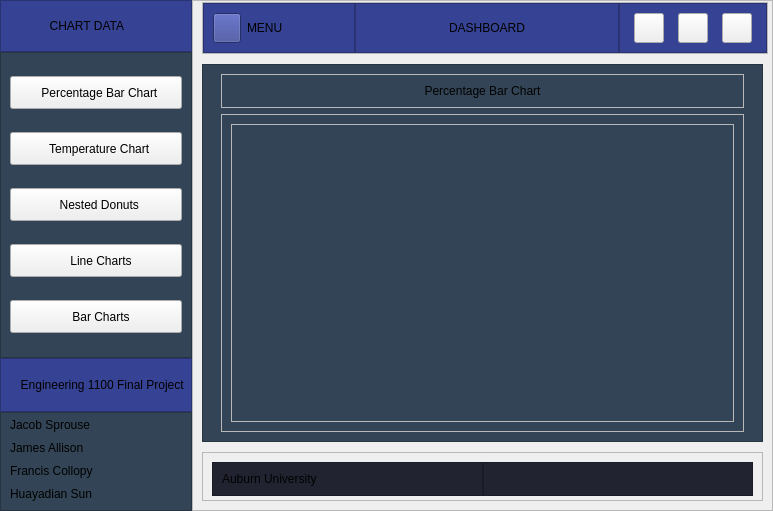
The window that UI/interface.ui (jmsa13/EngineeringFinalT8) describes before a commit, drawn with Qt 5.
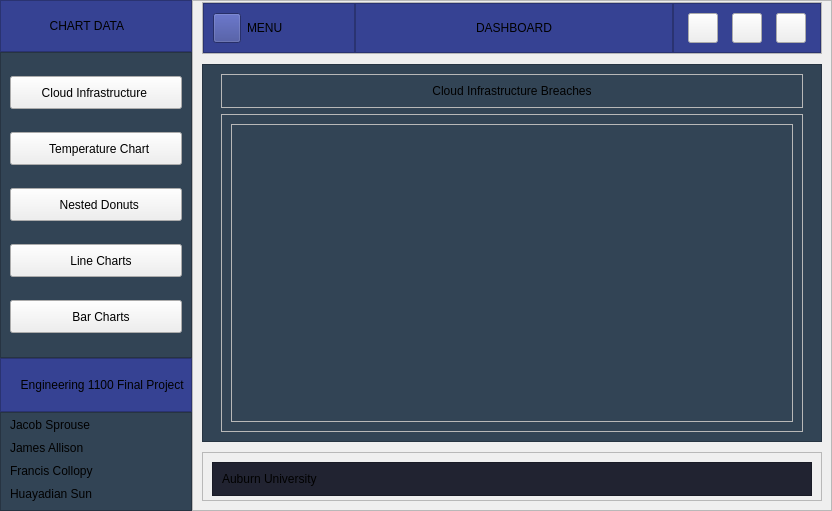
The same window after the commit. The open tabs and pages were chosen to show the change. Icons and pictures are not drawn.

What changed in the file:
```diff
--- a/UI/interface.ui
+++ b/UI/interface.ui
@@ -7,10 +7,16 @@
    <rect>
     <x>0</x>
     <y>0</y>
-    <width>773</width>
+    <width>832</width>
     <height>511</height>
    </rect>
   </property>
+  <property name="sizePolicy">
+   <sizepolicy hsizetype="Preferred" vsizetype="Preferred">
+    <horstretch>0</horstretch>
+    <verstretch>0</verstretch>
+   </sizepolicy>
+  </property>
   <property name="maximumSize">
    <size>
     <width>16777215</width>
@@ -261,7 +267,10 @@
            <number>0</number>
           </property>
           <item>
-           <widget class="QPushButton" name="percent_bar_chart_button">
+           <widget class="QPushButton" name="cloud_infrastructure_button">
+            <property name="enabled">
+             <bool>true</bool>
+            </property>
             <property name="sizePolicy">
              <sizepolicy hsizetype="Minimum" vsizetype="Preferred">
               <horstretch>0</horstretch>
@@ -270,7 +279,7 @@
             </property>
             <property name="maximumSize">
              <size>
-              <width>200</width>
+              <width>16777215</width>
               <height>33</height>
              </size>
             </property>
@@ -278,7 +287,7 @@
              <string notr="true"/>
             </property>
             <property name="text">
-             <string>  Percentage Bar Chart</string>
+             <string>Cloud Infrastructure </string>
             </property>
             <property name="icon">
              <iconset resource="../imgs/Icons.qrc">
@@ -624,14 +633,14 @@
        <item alignment="Qt::AlignTop">
         <widget class="QFrame" name="header_frame">
          <property name="sizePolicy">
-          <sizepolicy hsizetype="Expanding" vsizetype="Expanding">
+          <sizepolicy hsizetype="Ignored" vsizetype="Expanding">
            <horstretch>0</horstretch>
            <verstretch>0</verstretch>
           </sizepolicy>
          </property>
          <property name="minimumSize">
           <size>
-           <width>566</width>
+           <width>600</width>
            <height>0</height>
           </size>
          </property>
@@ -973,7 +982,7 @@
                     <bool>false</bool>
                    </property>
                    <property name="text">
-                    <string>Percentage Bar Chart</string>
+                    <string>Cloud Infrastructure Breaches</string>
                    </property>
                    <property name="alignment">
                     <set>Qt::AlignCenter</set>
@@ -1265,6 +1274,12 @@
           </property>
           <item>
            <widget class="QFrame" name="frame_13">
+            <property name="sizePolicy">
+             <sizepolicy hsizetype="Preferred" vsizetype="Preferred">
+              <horstretch>0</horstretch>
+              <verstretch>0</verstretch>
+             </sizepolicy>
+            </property>
             <property name="styleSheet">
              <string notr="true">#frame_13{
 	background-color: rgb(33, 35, 49);
@@ -1280,6 +1295,12 @@
             <layout class="QHBoxLayout" name="horizontalLayout_9">
              <item>
               <widget class="QLabel" name="label_9">
+               <property name="sizePolicy">
+                <sizepolicy hsizetype="MinimumExpanding" vsizetype="Preferred">
+                 <horstretch>0</horstretch>
+                 <verstretch>0</verstretch>
+                </sizepolicy>
+               </property>
                <property name="styleSheet">
                 <string notr="true">#label_9{
 	background-color: rgb(33, 35, 49);
```
Left out of the diff: 40 changed lines with no effect on the pictures.
